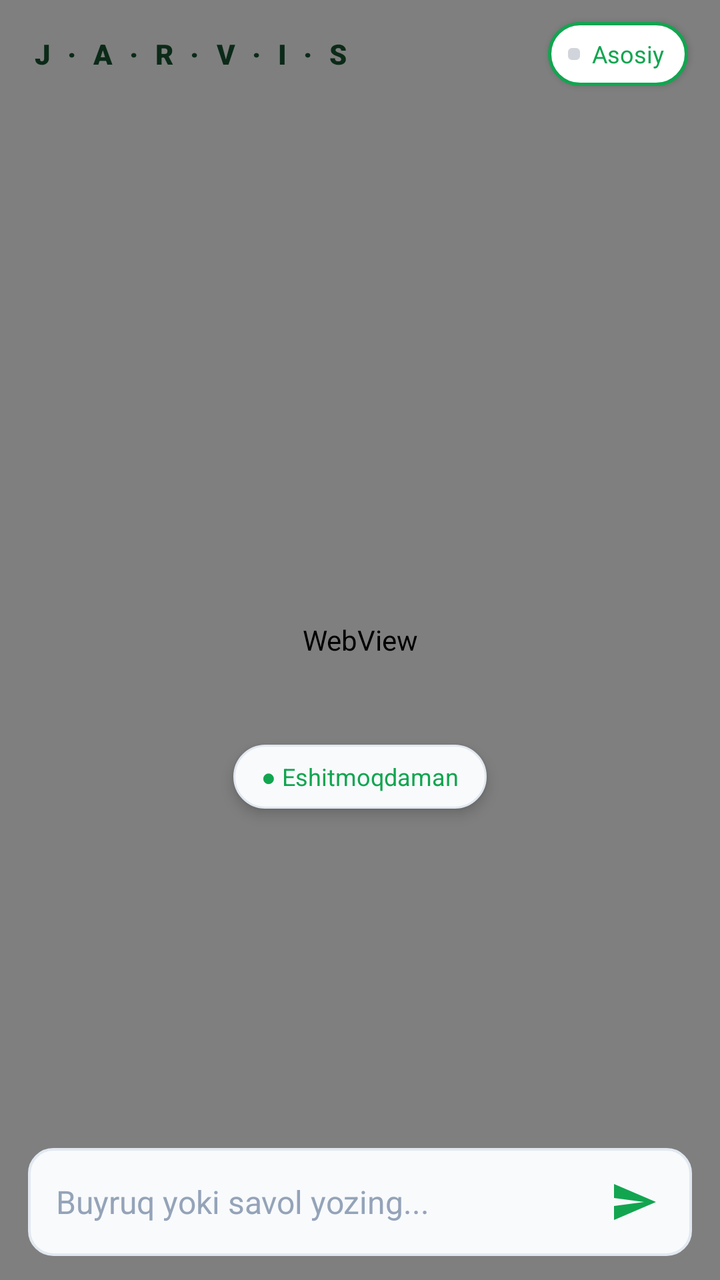
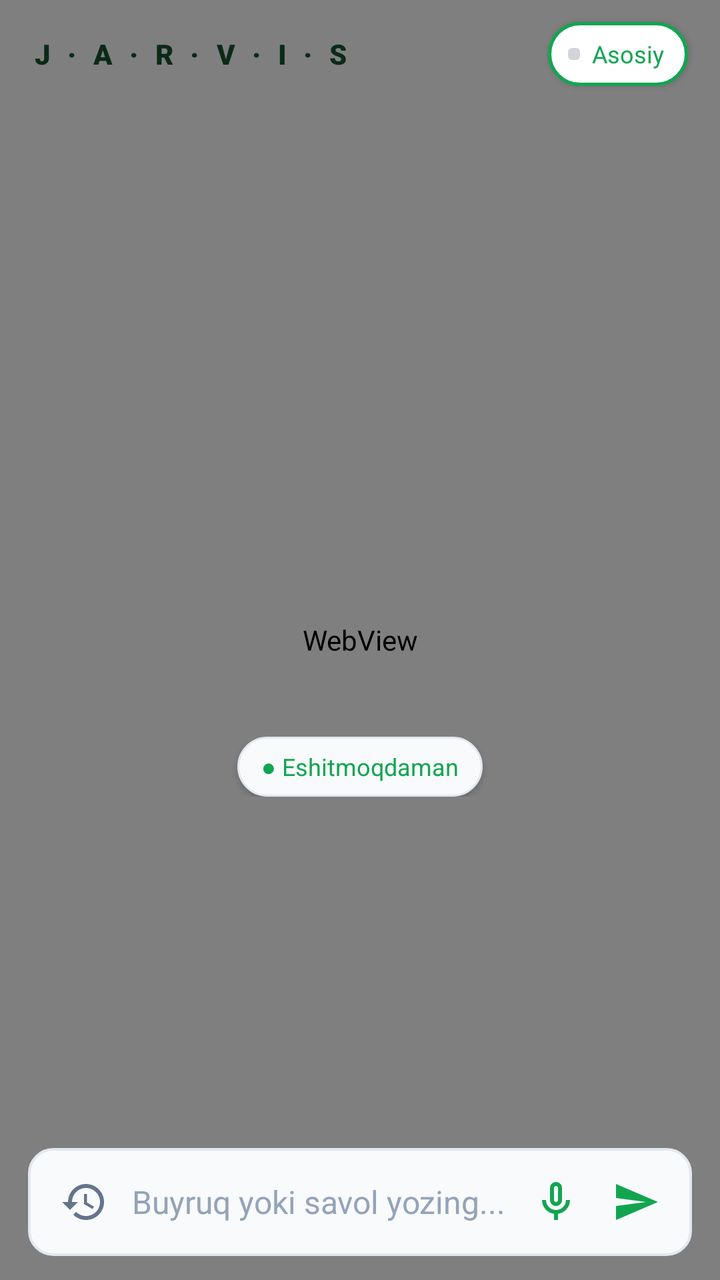

The first picture is an Android layout as it rendered before a commit; the second is the same layout after the commit. The layout source and the unified diff follow.
<!-- AndroidManifest.xml: application theme Theme.JarvisCompanion -->
<!-- res/layout/activity_main.xml -->
<?xml version="1.0" encoding="utf-8"?>
<RelativeLayout xmlns:android="http://schemas.android.com/apk/res/android"
    xmlns:app="http://schemas.android.com/apk/res-auto"
    android:id="@+id/rootContainer"
    android:layout_width="match_parent"
    android:layout_height="match_parent"
    android:background="#FFFFFF">

    
    <WebView
        android:id="@+id/webViewLivingParticle"
        android:layout_width="match_parent"
        android:layout_height="match_parent"
        android:background="#FFFFFF" />

    
    <com.jarvis.companion.ui.JarvisParticleView
        android:id="@+id/jarvisParticleView"
        android:layout_width="match_parent"
        android:layout_height="match_parent"
        android:visibility="gone" />

    
    <RelativeLayout
        android:id="@+id/topBar"
        android:layout_width="match_parent"
        android:layout_height="wrap_content"
        android:layout_alignParentTop="true"
        android:clipToPadding="false"
        android:paddingStart="16dp"
        android:paddingTop="12dp"
        android:paddingEnd="16dp"
        android:paddingBottom="10dp"
        android:visibility="visible">

        
        <TextView
            android:id="@+id/tvBrandTitle"
            android:layout_width="wrap_content"
            android:layout_height="wrap_content"
            android:layout_alignParentStart="true"
            android:layout_centerVertical="true"
            android:clickable="true"
            android:focusable="true"
            android:fontFamily="sans-serif-black"
            android:letterSpacing="0.18"
            android:singleLine="true"
            android:text="J · A · R · V · I · S"
            android:textColor="#0B2A18"
            android:textSize="14sp" />

        
        <LinearLayout
            android:id="@+id/chipDomainSelector"
            android:layout_width="wrap_content"
            android:layout_height="32dp"
            android:layout_alignParentEnd="true"
            android:layout_centerVertical="true"
            android:background="@drawable/bg_domain_chip"
            android:clickable="true"
            android:elevation="2dp"
            android:focusable="true"
            android:gravity="center_vertical"
            android:orientation="horizontal"
            android:paddingStart="10dp"
            android:paddingEnd="12dp">

            
            <View
                android:id="@+id/viewChipDot"
                android:layout_width="6dp"
                android:layout_height="6dp"
                android:background="@drawable/bg_sheet_handle" />

            
            <TextView
                android:id="@+id/tvChipTitle"
                android:layout_width="wrap_content"
                android:layout_height="wrap_content"
                android:layout_marginStart="6dp"
                android:ellipsize="end"
                android:fontFamily="sans-serif-bold"
                android:maxWidth="105dp"
                android:maxLines="1"
                android:singleLine="true"
                android:text="Asosiy"
                android:textColor="#12A550"
                android:textSize="12sp" />
        </LinearLayout>
    </RelativeLayout>

    
    <View
        android:id="@+id/orbCenterAnchor"
        android:layout_width="1dp"
        android:layout_height="1dp"
        android:layout_centerInParent="true"
        android:visibility="invisible" />

    
    <TextView
        android:id="@+id/tvMicStatus"
        android:layout_width="wrap_content"
        android:layout_height="32dp"
        android:layout_below="@id/orbCenterAnchor"
        android:layout_centerHorizontal="true"
        android:layout_marginTop="52dp"
        android:background="@drawable/bg_caption_glass"
        android:clickable="true"
        android:elevation="4dp"
        android:focusable="true"
        android:gravity="center"
        android:paddingStart="14dp"
        android:paddingEnd="14dp"
        android:text="● Eshitmoqdaman"
        android:textColor="#12A550"
        android:textSize="12sp"
        android:fontFamily="sans-serif-bold" />

    
    <LinearLayout
        android:id="@+id/layoutChatHistory"
        android:layout_width="match_parent"
        android:layout_height="wrap_content"
        android:layout_above="@id/cardCaptionContainer"
        android:layout_marginStart="20dp"
        android:layout_marginEnd="20dp"
        android:layout_marginBottom="6dp"
        android:orientation="vertical"
        android:visibility="gone">

        <TextView
            android:id="@+id/tvHistoryItem1"
            android:layout_width="wrap_content"
            android:layout_height="wrap_content"
            android:layout_marginBottom="3dp"
            android:background="@drawable/bg_caption_glass"
            android:ellipsize="end"
            android:maxLines="1"
            android:paddingStart="10dp"
            android:paddingTop="4dp"
            android:paddingEnd="10dp"
            android:paddingBottom="4dp"
            android:textColor="#64748B"
            android:textSize="11.5sp"
            android:visibility="gone" />

        <TextView
            android:id="@+id/tvHistoryItem2"
            android:layout_width="wrap_content"
            android:layout_height="wrap_content"
            android:background="@drawable/bg_caption_glass"
            android:ellipsize="end"
            android:maxLines="1"
            android:paddingStart="10dp"
            android:paddingTop="4dp"
            android:paddingEnd="10dp"
            android:paddingBottom="4dp"
            android:textColor="#0B2A18"
            android:textSize="12sp"
            android:visibility="gone" />
    </LinearLayout>

    
    <LinearLayout
        android:id="@+id/cardCaptionContainer"
        android:layout_width="match_parent"
        android:layout_height="wrap_content"
        android:layout_above="@id/bottomBarContainer"
        android:layout_marginStart="16dp"
        android:layout_marginEnd="16dp"
        android:layout_marginBottom="8dp"
        android:alpha="0"
        android:background="@drawable/bg_caption_glass"
        android:clickable="true"
        android:elevation="4dp"
        android:focusable="true"
        android:gravity="center"
        android:orientation="vertical"
        android:paddingStart="16dp"
        android:paddingTop="10dp"
        android:paddingEnd="16dp"
        android:paddingBottom="10dp"
        android:visibility="gone">

        
        <TextView
            android:id="@+id/tvInputTranscript"
            android:layout_width="wrap_content"
            android:layout_height="wrap_content"
            android:layout_marginBottom="4dp"
            android:ellipsize="end"
            android:fontFamily="sans-serif-medium"
            android:gravity="center"
            android:maxLines="2"
            android:text="Eshitdim: ..."
            android:textColor="#12A550"
            android:textSize="12.5sp"
            android:visibility="gone" />

        <TextView
            android:id="@+id/tvJarvisCaption"
            android:layout_width="wrap_content"
            android:layout_height="wrap_content"
            android:ellipsize="end"
            android:fontFamily="sans-serif-medium"
            android:gravity="center"
            android:letterSpacing="0.01"
            android:lineSpacingExtra="3dp"
            android:maxLines="4"
            android:text="«Onamga telefon qil»"
            android:textColor="#1E293B"
            android:textSize="15sp" />
    </LinearLayout>

    
    <LinearLayout
        android:id="@+id/bottomBarContainer"
        android:layout_width="match_parent"
        android:layout_height="54dp"
        android:layout_alignParentBottom="true"
        android:layout_marginStart="14dp"
        android:layout_marginEnd="14dp"
        android:layout_marginBottom="12dp"
        android:background="@drawable/bg_sheet_search"
        android:gravity="center_vertical"
        android:orientation="horizontal"
        android:paddingStart="14dp"
        android:paddingEnd="8dp"
        android:visibility="visible">

        <EditText
            android:id="@+id/etCommandInput"
            android:layout_width="0dp"
            android:layout_height="match_parent"
            android:layout_weight="1"
            android:background="@null"
            android:hint="Buyruq yoki savol yozing..."
            android:imeOptions="actionSend"
            android:inputType="textCapSentences"
            android:textColor="#0B2A18"
            android:textColorHint="#94A3B8"
            android:textSize="16sp" />

        <ImageButton
            android:id="@+id/btnSendCommand"
            android:layout_width="42dp"
            android:layout_height="42dp"
            android:background="?attr/selectableItemBackgroundBorderless"
            android:contentDescription="Jo'natish"
            android:scaleType="centerInside"
            app:srcCompat="@drawable/ic_send"
            app:tint="#12A550" />
    </LinearLayout>

    
    <RelativeLayout
        android:id="@+id/containerWebView"
        android:layout_width="match_parent"
        android:layout_height="match_parent"
        android:background="#FFFFFF"
        android:clickable="true"
        android:focusable="true"
        android:visibility="gone">

        <RelativeLayout
            android:id="@+id/headerWebView"
            android:layout_width="match_parent"
            android:layout_height="56dp"
            android:background="#F8FAFC"
            android:paddingStart="16dp"
            android:paddingEnd="16dp">

            <TextView
                android:id="@+id/tvWebTitle"
                android:layout_width="wrap_content"
                android:layout_height="wrap_content"
                android:layout_alignParentStart="true"
                android:layout_centerVertical="true"
                android:fontFamily="sans-serif-bold"
                android:text="Qur'on Ustozi"
                android:textColor="#0B2A18"
                android:textSize="16sp" />

            <LinearLayout
                android:layout_width="wrap_content"
                android:layout_height="wrap_content"
                android:layout_alignParentEnd="true"
                android:layout_centerVertical="true"
                android:orientation="horizontal">

                <TextView
                    android:id="@+id/btnOpenExternalBrowser"
                    android:layout_width="wrap_content"
                    android:layout_height="wrap_content"
                    android:padding="8dp"
                    android:text="Brauzerda ochish"
                    android:textColor="#12A550"
                    android:textSize="12sp" />

                <TextView
                    android:id="@+id/btnCloseWebView"
                    android:layout_width="wrap_content"
                    android:layout_height="wrap_content"
                    android:layout_marginStart="8dp"
                    android:padding="8dp"
                    android:text="Yopish ✕"
                    android:textColor="#64748B"
                    android:textSize="12sp" />
            </LinearLayout>
        </RelativeLayout>

        <WebView
            android:id="@+id/webViewDashboard"
            android:layout_width="match_parent"
            android:layout_height="match_parent"
            android:layout_below="@id/headerWebView" />
    </RelativeLayout>

</RelativeLayout>
<!-- resources referenced by this layout -->
<resources>
  <!-- drawable bg_caption_glass (drawable) -->
  <?xml version="1.0" encoding="utf-8"?>
  <shape xmlns:android="http://schemas.android.com/apk/res/android"
      android:shape="rectangle">
      <solid android:color="#F8FAFC" />
      <stroke
          android:width="1dp"
          android:color="#E2E8F0" />
      <corners android:radius="24dp" />
  </shape>
  <!-- drawable bg_domain_chip (drawable) -->
  <?xml version="1.0" encoding="utf-8"?>
  <shape xmlns:android="http://schemas.android.com/apk/res/android"
      android:shape="rectangle">
      <solid android:color="#FFFFFF" />
      <corners android:radius="999dp" />
      <stroke
          android:width="1.5dp"
          android:color="#12A550" />
  </shape>
  <!-- drawable bg_sheet_handle (drawable) -->
  <?xml version="1.0" encoding="utf-8"?>
  <shape xmlns:android="http://schemas.android.com/apk/res/android"
      android:shape="rectangle">
      <solid android:color="#D1D5DB" />
      <corners android:radius="2dp" />
  </shape>
  <!-- drawable bg_sheet_search (drawable) -->
  <?xml version="1.0" encoding="utf-8"?>
  <shape xmlns:android="http://schemas.android.com/apk/res/android"
      android:shape="rectangle">
      <solid android:color="#F8FAFC" />
      <corners android:radius="12dp" />
      <stroke
          android:width="1.2dp"
          android:color="#E2E8F0" />
  </shape>
  <!-- drawable ic_send (drawable) -->
  <vector xmlns:android="http://schemas.android.com/apk/res/android"
      android:width="24dp"
      android:height="24dp"
      android:viewportWidth="24"
      android:viewportHeight="24">
    <path
        android:fillColor="#FFFFFF"
        android:pathData="M2.01,21L23,12 2.01,3 2,10l15,2 -15,2z"/>
  </vector>
  <style name="Theme.JarvisCompanion" parent="Theme.MaterialComponents.DayNight.NoActionBar">
          <item name="colorPrimary">@color/jarvis_cyan</item>
          <item name="colorPrimaryVariant">@color/jarvis_dark_cyan</item>
          <item name="colorOnPrimary">#000000</item>
          <item name="colorSecondary">@color/jarvis_accent</item>
          <item name="android:statusBarColor">@color/jarvis_bg</item>
          <item name="android:windowBackground">@color/jarvis_bg</item>
      </style>
  <color name="jarvis_cyan">#00E5FF</color>
  <color name="jarvis_dark_cyan">#00838F</color>
  <color name="jarvis_accent">#10B981</color>
  <color name="jarvis_bg">#070A12</color>
</resources>

<!-- the commit's change to res/layout/activity_main.xml (unified diff, before → after) -->
@@ -98,119 +98,67 @@
         android:visibility="invisible" />
 
     
-    <TextView
-        android:id="@+id/tvMicStatus"
-        android:layout_width="wrap_content"
-        android:layout_height="32dp"
+    <LinearLayout
+        android:id="@+id/layoutCenterInfo"
+        android:layout_width="match_parent"
+        android:layout_height="wrap_content"
         android:layout_below="@id/orbCenterAnchor"
         android:layout_centerHorizontal="true"
-        android:layout_marginTop="52dp"
-        android:background="@drawable/bg_caption_glass"
-        android:clickable="true"
-        android:elevation="4dp"
-        android:focusable="true"
-        android:gravity="center"
-        android:paddingStart="14dp"
-        android:paddingEnd="14dp"
-        android:text="● Eshitmoqdaman"
-        android:textColor="#12A550"
-        android:textSize="12sp"
-        android:fontFamily="sans-serif-bold" />
-
-    
-    <LinearLayout
-        android:id="@+id/layoutChatHistory"
-        android:layout_width="match_parent"
-        android:layout_height="wrap_content"
-        android:layout_above="@id/cardCaptionContainer"
-        android:layout_marginStart="20dp"
-        android:layout_marginEnd="20dp"
-        android:layout_marginBottom="6dp"
-        android:orientation="vertical"
-        android:visibility="gone">
-
-        <TextView
-            android:id="@+id/tvHistoryItem1"
+        android:layout_marginStart="24dp"
+        android:layout_marginEnd="24dp"
+        android:layout_marginTop="48dp"
+        android:gravity="center_horizontal"
+        android:orientation="vertical">
+
+        
+        <TextView
+            android:id="@+id/tvMicStatus"
+            android:layout_width="wrap_content"
+            android:layout_height="30dp"
+            android:background="@drawable/bg_caption_glass"
+            android:clickable="true"
+            android:elevation="2dp"
+            android:focusable="true"
+            android:gravity="center"
+            android:paddingStart="12dp"
+            android:paddingEnd="12dp"
+            android:text="● Eshitmoqdaman"
+            android:textColor="#12A550"
+            android:textSize="12sp"
+            android:fontFamily="sans-serif-bold" />
+
+        
+        <TextView
+            android:id="@+id/tvInputTranscript"
             android:layout_width="wrap_content"
             android:layout_height="wrap_content"
-            android:layout_marginBottom="3dp"
-            android:background="@drawable/bg_caption_glass"
+            android:layout_marginTop="6dp"
             android:ellipsize="end"
+            android:fontFamily="sans-serif"
+            android:gravity="center"
             android:maxLines="1"
-            android:paddingStart="10dp"
-            android:paddingTop="4dp"
-            android:paddingEnd="10dp"
-            android:paddingBottom="4dp"
+            android:singleLine="true"
+            android:text=""
             android:textColor="#64748B"
-            android:textSize="11.5sp"
-            android:visibility="gone" />
-
-        <TextView
-            android:id="@+id/tvHistoryItem2"
-            android:layout_width="wrap_content"
-            android:layout_height="wrap_content"
-            android:background="@drawable/bg_caption_glass"
-            android:ellipsize="end"
-            android:maxLines="1"
-            android:paddingStart="10dp"
-            android:paddingTop="4dp"
-            android:paddingEnd="10dp"
-            android:paddingBottom="4dp"
-            android:textColor="#0B2A18"
             android:textSize="12sp"
             android:visibility="gone" />
-    </LinearLayout>
-
-    
-    <LinearLayout
-        android:id="@+id/cardCaptionContainer"
-        android:layout_width="match_parent"
-        android:layout_height="wrap_content"
-        android:layout_above="@id/bottomBarContainer"
-        android:layout_marginStart="16dp"
-        android:layout_marginEnd="16dp"
-        android:layout_marginBottom="8dp"
-        android:alpha="0"
-        android:background="@drawable/bg_caption_glass"
-        android:clickable="true"
-        android:elevation="4dp"
-        android:focusable="true"
-        android:gravity="center"
-        android:orientation="vertical"
-        android:paddingStart="16dp"
-        android:paddingTop="10dp"
-        android:paddingEnd="16dp"
-        android:paddingBottom="10dp"
-        android:visibility="gone">
-
-        
-        <TextView
-            android:id="@+id/tvInputTranscript"
+
+        
+        <TextView
+            android:id="@+id/tvJarvisCaption"
             android:layout_width="wrap_content"
             android:layout_height="wrap_content"
-            android:layout_marginBottom="4dp"
-            android:ellipsize="end"
-            android:fontFamily="sans-serif-medium"
-            android:gravity="center"
-            android:maxLines="2"
-            android:text="Eshitdim: ..."
-            android:textColor="#12A550"
-            android:textSize="12.5sp"
-            android:visibility="gone" />
-
-        <TextView
-            android:id="@+id/tvJarvisCaption"
-            android:layout_width="wrap_content"
-            android:layout_height="wrap_content"
+            android:layout_marginTop="6dp"
             android:ellipsize="end"
             android:fontFamily="sans-serif-medium"
             android:gravity="center"
             android:letterSpacing="0.01"
-            android:lineSpacingExtra="3dp"
-            android:maxLines="4"
-            android:text="«Onamga telefon qil»"
+            android:lineSpacingExtra="2dp"
+            android:maxLines="2"
+            android:text=""
             android:textColor="#1E293B"
-            android:textSize="15sp" />
+            android:textSize="15sp"
+            android:visibility="gone" />
     </LinearLayout>
 
     
@@ -225,15 +173,28 @@
         android:background="@drawable/bg_sheet_search"
         android:gravity="center_vertical"
         android:orientation="horizontal"
-        android:paddingStart="14dp"
+        android:paddingStart="8dp"
         android:paddingEnd="8dp"
         android:visibility="visible">
+
+        
+        <ImageButton
+            android:id="@+id/btnChatHistory"
+            android:layout_width="40dp"
+            android:layout_height="40dp"
+            android:background="?attr/selectableItemBackgroundBorderless"
+            android:contentDescription="Suhbat tarixi"
+            android:scaleType="centerInside"
+            app:srcCompat="@drawable/ic_history"
+            app:tint="#64748B" />
 
         <EditText
             android:id="@+id/etCommandInput"
             android:layout_width="0dp"
             android:layout_height="match_parent"
             android:layout_weight="1"
+            android:layout_marginStart="4dp"
+            android:layout_marginEnd="4dp"
             android:background="@null"
             android:hint="Buyruq yoki savol yozing..."
             android:imeOptions="actionSend"
@@ -242,10 +203,22 @@
             android:textColorHint="#94A3B8"
             android:textSize="16sp" />
 
+        
+        <ImageButton
+            android:id="@+id/btnToggleMic"
+            android:layout_width="40dp"
+            android:layout_height="40dp"
+            android:background="?attr/selectableItemBackgroundBorderless"
+            android:contentDescription="Mikrofon"
+            android:scaleType="centerInside"
+            app:srcCompat="@drawable/ic_mic"
+            app:tint="#12A550" />
+
+        
         <ImageButton
             android:id="@+id/btnSendCommand"
-            android:layout_width="42dp"
-            android:layout_height="42dp"
+            android:layout_width="40dp"
+            android:layout_height="40dp"
             android:background="?attr/selectableItemBackgroundBorderless"
             android:contentDescription="Jo'natish"
             android:scaleType="centerInside"
<!-- resource entries referenced after the edit -->
@@ -37,6 +37,26 @@
           android:width="1.2dp"
           android:color="#E2E8F0" />
   </shape>
+  <!-- drawable ic_history (drawable) -->
+  <vector xmlns:android="http://schemas.android.com/apk/res/android"
+      android:width="24dp"
+      android:height="24dp"
+      android:viewportWidth="24"
+      android:viewportHeight="24">
+    <path
+        android:fillColor="#64748B"
+        android:pathData="M13,3c-4.97,0 -9,4.03 -9,9H1l3.89,3.89 0.07,0.14L9,12H6c0,-3.87 3.13,-7 7,-7s7,3.13 7,7 -3.13,7 -7,7c-1.93,0 -3.68,-0.79 -4.94,-2.06l-1.42,1.42C8.27,19.99 10.51,21 13,21c4.97,0 9,-4.03 9,-9s-4.03,-9 -9,-9zm-1,5v5l4.28,2.54 0.72,-1.21 -3.5,-2.08V8H12z"/>
+  </vector>
+  <!-- drawable ic_mic (drawable) -->
+  <vector xmlns:android="http://schemas.android.com/apk/res/android"
+      android:width="24dp"
+      android:height="24dp"
+      android:viewportWidth="24"
+      android:viewportHeight="24">
+    <path
+        android:fillColor="#00E5FF"
+        android:pathData="M12,14c1.66,0 3,-1.34 3,-3V5c0,-1.66 -1.34,-3 -3,-3S9,3.34 9,5v6c0,1.66 1.34,3 3,3zm-1,-9c0,-0.55 0.45,-1 1,-1s1,0.45 1,1v6c0,0.55 -0.45,1 -1,1s-1,-0.45 -1,-1V5zm6,6c0,2.76 -2.24,5 -5,5s-5,-2.24 -5,-5H5c0,3.53 2.61,6.43 6,6.92V21h2v-3.08c3.39,-0.49 6,-3.39 6,-6.92h-2z"/>
+  </vector>
   <!-- drawable ic_send (drawable) -->
   <vector xmlns:android="http://schemas.android.com/apk/res/android"
       android:width="24dp"
